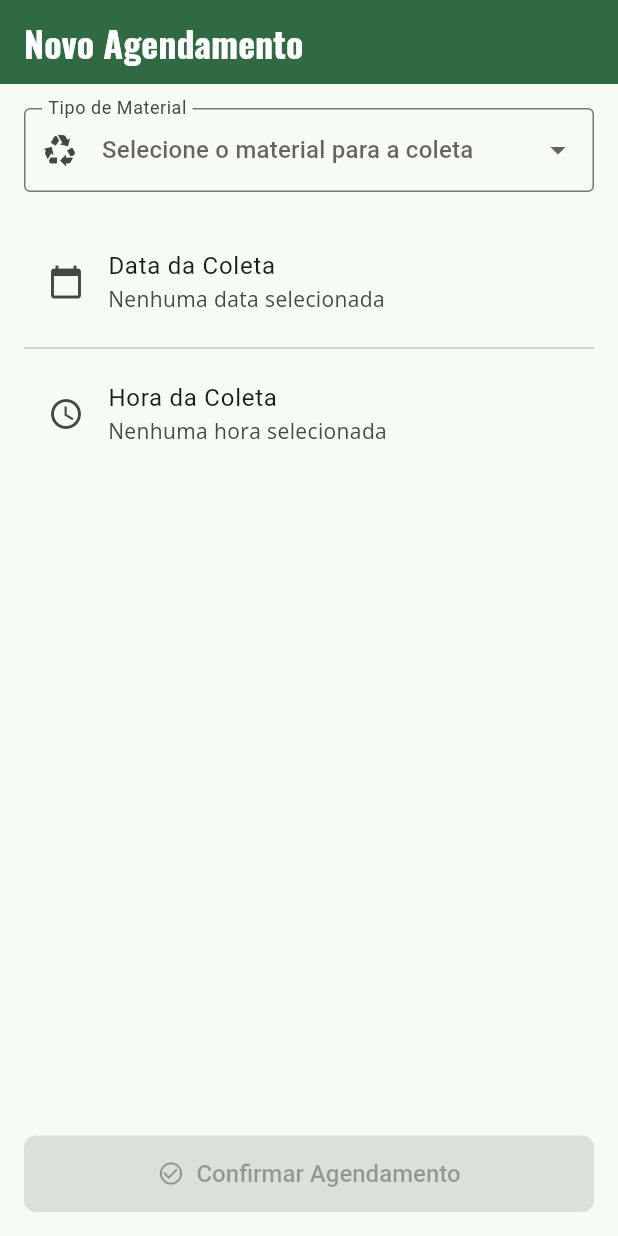
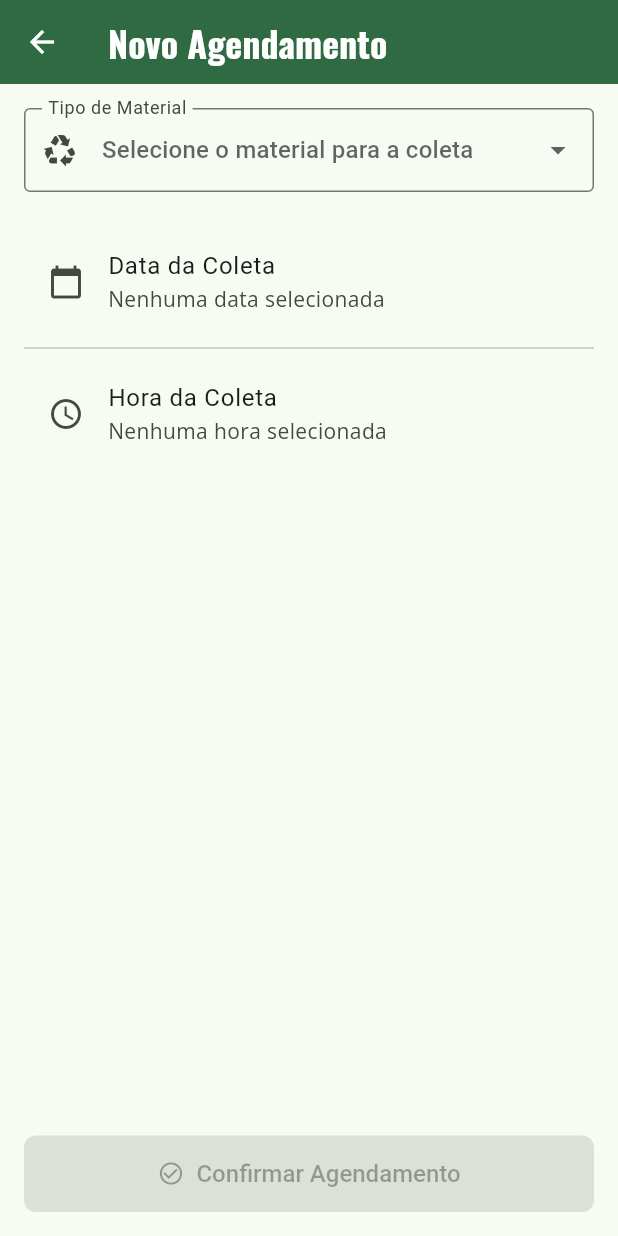
Before and after one commit to eliassilveirajr/eco-coleta, a Flutter app: the AgendamentoScreen screen opened directly, after a tap on "Novo Agendamento", on a phone screen of 412 x 824 dp. Run offline on Flutter 3.47's test engine with Material 3 defaults, Android fonts, the phone set to English and light mode, and no system bars; our stand-ins replace go_router, google_fonts.

Commit message:
fix(agendamento): Corrigindo navegação e botão

```diff
--- a/lib/agendamento_screen.dart
+++ b/lib/agendamento_screen.dart
@@ -78,7 +78,7 @@ class AgendamentoScreen extends StatelessWidget {
       floatingActionButton: FloatingActionButton.extended(
         onPressed: () {
           // Navega para a nova rota de nível superior
-          context.go('/novo-agendamento');
+          context.push('/novo-agendamento');
         },
         label: const Text('Novo Agendamento'),
         icon: const Icon(Icons.add),
--- a/lib/novo_agendamento_screen.dart
+++ b/lib/novo_agendamento_screen.dart
@@ -61,7 +61,8 @@ class _NovoAgendamentoScreenState extends State<NovoAgendamentoScreen> {
       appBar: AppBar(
         title: const Text('Novo Agendamento'),
       ),
-      body: Padding(
+      body: SafeArea(
+        child: Padding(
           padding: const EdgeInsets.all(16.0),
           child: Column(
             crossAxisAlignment: CrossAxisAlignment.stretch,
@@ -139,6 +140,7 @@ class _NovoAgendamentoScreenState extends State<NovoAgendamentoScreen> {
             ],
           ),
         ),
+      ),
     );
   }
 }
```
Also changed, not shown: 1 other file. Lines whose indentation alone changed are shown as unchanged.
